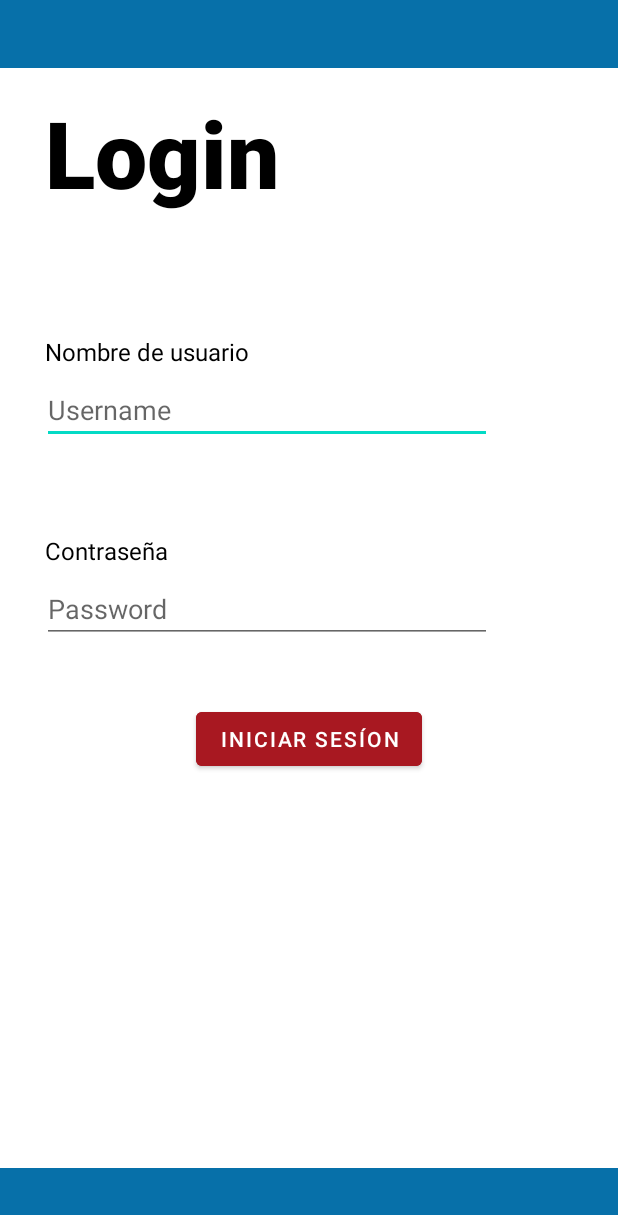
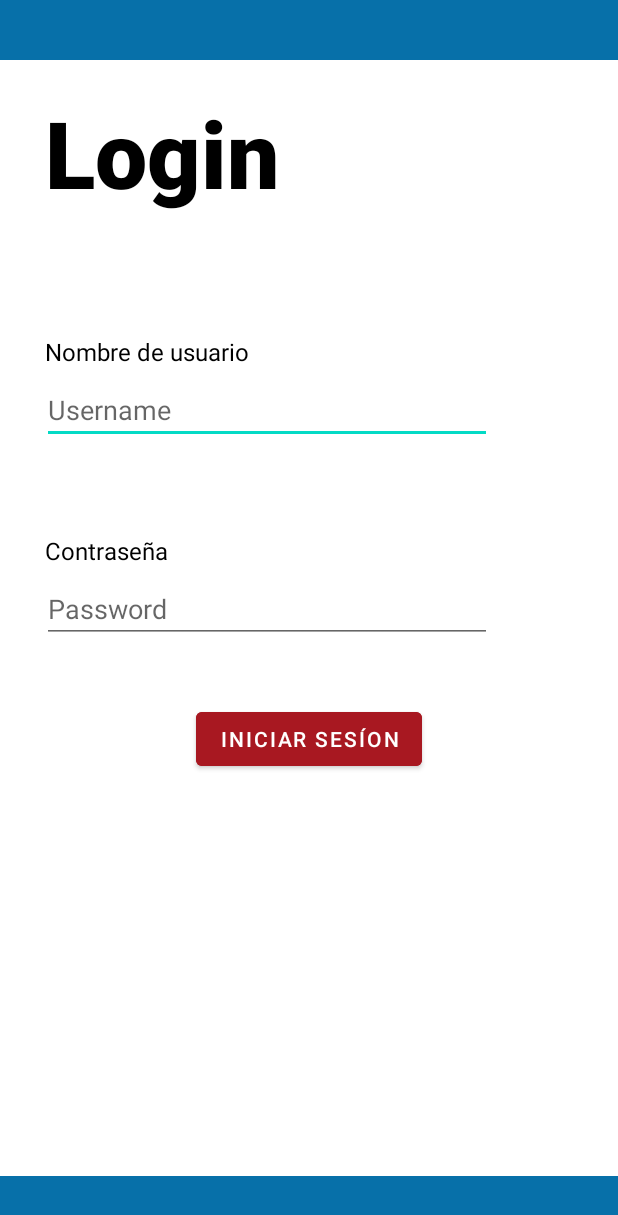
Before and after one commit to AngelAguilar16/PIControlAtencionPsicologica, an Android app: the screen it shows after launch (MainActivity), on a phone screen of 412 x 824 dp. Shown: the top 1215 px of the screen. Run offline under Robolectric (Android 15) with nearby library versions, the phone set to English and light mode, and no system bars.

Commit message:
P5S-10 Edit

```diff
--- a/app/src/main/res/layout/activity_main.xml
+++ b/app/src/main/res/layout/activity_main.xml
@@ -7,7 +7,7 @@
 
     <ImageView
         android:layout_width="match_parent"
-        android:layout_height="45dp"
+        android:layout_height="40dp"
         android:background="#0770A9" />
 
     <TextView
@@ -70,7 +70,7 @@
 
     <ImageView
         android:layout_width="match_parent"
-        android:layout_height="45dp"
+        android:layout_height="40dp"
         android:background="#0770A9"
         android:layout_alignParentBottom="true"/>
 
```
